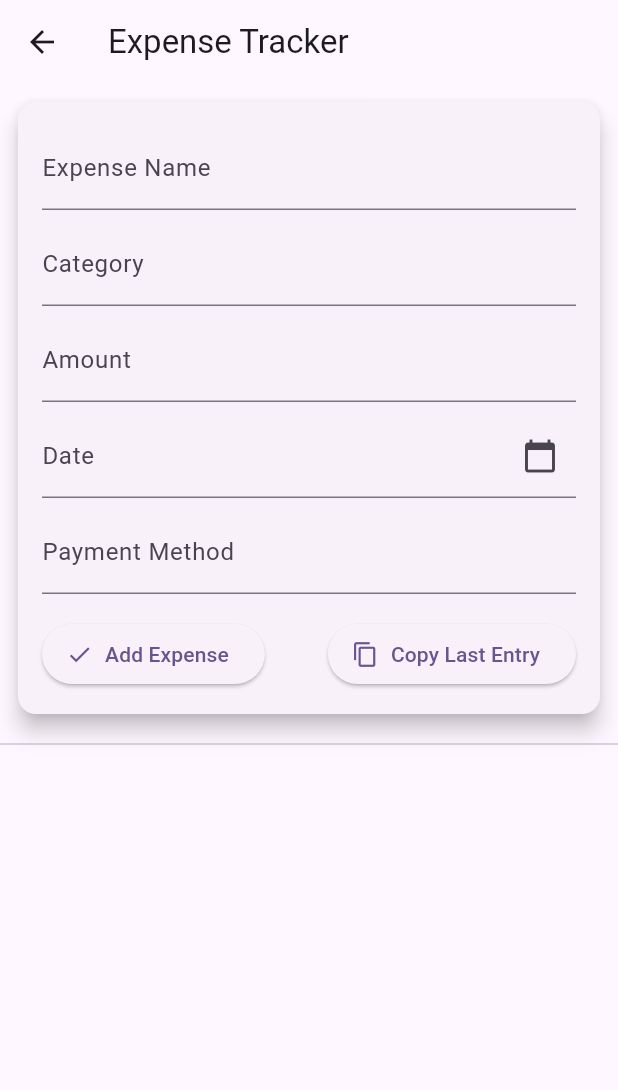
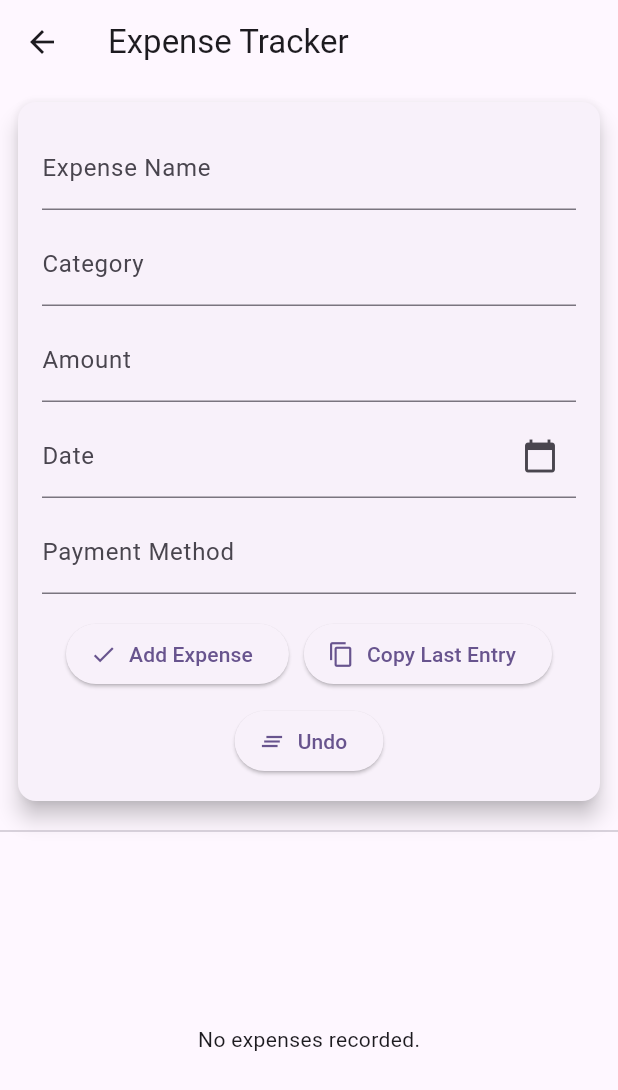
Before and after one commit to jananigokeda/Event-Planner-App, a Flutter app: the ExpenseTrackerPage screen opened by its route, on a phone screen of 412 x 824 dp. Shown: the top 1090 px of the screen. Run offline on Flutter 3.47's test engine with Material 3 defaults, Android fonts, the phone set to English and light mode, and no system bars; our stand-ins replace floor, flutter_translate, sqflite; missing offline and left inert: encrypted_shared_preferences; accounts and stored records are empty; generated files the repository leaves out were written again.

Commit message:
worked on layout right pane

```diff
--- a/assets/i18n/en.json
+++ b/assets/i18n/en.json
@@ -3,7 +3,7 @@
   {
     "selection": {
       "title": "Select Language",
-      "message": "Please select a language to use the app.",
+      "message": "Please select a language to use the app."
     },
     "name": {
       "en": "English",
--- a/lib/database.dart
+++ b/lib/database.dart
@@ -9,12 +9,17 @@ import 'package:cst2335_final/customer_item.dart';
 import 'package:cst2335_final/expense_item.dart';
 import 'package:cst2335_final/event_planner_item.dart';
 import 'package:cst2335_final/event_planner_dao.dart';
+import 'package:cst2335_final/vehicle_dao.dart';
 part 'database.g.dart';
 
-@Database(version: 1, entities: [CustomerItem, VehicleItem, ExpenseItem,EventPlannerItem])
+@Database(version: 1, entities: [CustomerItem, EventPlannerItem,ExpenseItem,VehicleItem,])
 abstract class AppDatabase extends FloorDatabase {
+
+  CustomerDAO get customerDao;
+  EventPlannerDao get eventPlannerDao;
   ExpenseDao get expenseDao;
-  CustomerDAO get customerDao;
-  VehicleDao get vehicleDAO;
-  EventPlannerDao get eventPlannerDao;
+  VehicleDao get vehicleDao;
+
+
+
 }
--- a/lib/expense_database.dart
+++ b/lib/expense_database.dart
@@ -4,6 +4,7 @@ import 'expense_item.dart';
 import 'expense_dao.dart';
 import 'package:sqflite/sqflite.dart' as sqflite;
 
+
 // Define the database
 @Database(version: 1, entities: [ExpenseItem])
 abstract class ExpenseDatabase extends FloorDatabase {
--- a/lib/expense_tracker_page.dart
+++ b/lib/expense_tracker_page.dart
@@ -212,14 +212,46 @@ class _ExpenseTrackerPageState extends State<ExpenseTrackerPage> {
   Widget _buildWideLayout() {
     return Row(
       children: [
-        Expanded(flex: 1, child: _buildInputForm()),
+        Expanded(flex: 1, child:
+                  _buildLeftPane(),
+        ),
         const VerticalDivider(width: 1),
-        Expanded(flex: 1, child: _buildListView()),
+        Expanded(flex: 1, child: _buildExpenseDetail(),
+        ),
       ],
     );
   }
 
   Widget _buildMobileLayout() {
+    return Column(
+      children: [
+        _buildInputForm(),
+        const Divider(),
+        Expanded(
+          child: _expenses.isEmpty
+              ? const Center(child: Text('No expenses recorded.'))
+              : ListView.builder(
+            itemCount: _expenses.length,
+            itemBuilder: (context, index) {
+              final expense = _expenses[index];
+              return Card(
+                margin: const EdgeInsets.symmetric(horizontal: 12, vertical: 8),
+                elevation: 3,
+                shape: RoundedRectangleBorder(borderRadius: BorderRadius.circular(10)),
+                child: ListTile(
+                  title: Text(expense.name),
+                  subtitle: Text("Category: ${expense.category}"),
+                  onTap: () => _navigateToExpenseDetail(expense),
+                ),
+              );
+            },
+          ),
+        ),
+      ],
+    );
+  }
+
+  Widget _buildLeftPane() {
     return Column(
       children: [
         _buildInputForm(),
@@ -297,9 +329,9 @@ class _ExpenseTrackerPageState extends State<ExpenseTrackerPage> {
                   Row(
                     mainAxisAlignment: MainAxisAlignment.spaceAround,
                     children: [
-                      _buildPaymentOption("Visa", "assets/images/visa.png"),
-                      _buildPaymentOption("MasterCard", "assets/images/mastercard.png"),
-                      _buildPaymentOption("Debit", "assets/images/debit.png"),
+                      _buildPaymentOption("Visa", "assets/images/visa.jpg"),
+                      _buildPaymentOption("MasterCard", "assets/images/mastercard.jpg"),
+                      _buildPaymentOption("Debit", "assets/images/debit.jpg"),
                     ],
                   ),
                   const SizedBox(height: 8),
@@ -312,8 +344,12 @@ class _ExpenseTrackerPageState extends State<ExpenseTrackerPage> {
             ),*/
 
             const SizedBox(height: 16),
-            Row(
-              mainAxisAlignment: MainAxisAlignment.spaceBetween,
+            //Row(
+              //mainAxisAlignment: MainAxisAlignment.spaceBetween,
+            Wrap(
+              spacing: 10,
+              runSpacing: 10,
+              alignment: WrapAlignment.center,
               children: [
                 ElevatedButton.icon(
                   onPressed: _handleSubmit,
@@ -330,12 +366,19 @@ class _ExpenseTrackerPageState extends State<ExpenseTrackerPage> {
                   icon: const Icon(Icons.copy),
                   label: const Text('Copy Last Entry'),
                 ),
+                ElevatedButton.icon(
+                  onPressed: () {
+                    _nameController.clear();
+                    _categoryController.clear();
+                    _amountController.clear();
+                    _dateController.clear();
+                    _paymentMethodController.clear();
+                  },
+                  icon: const Icon(Icons.clear_all),
+                  label: const Text('Undo'),
+                ),
               ],
             ),
-              if (_showList) const SizedBox(height: 24),
-            if (_showList) _buildListView(),
-            if (_selectedExpense != null) const SizedBox(height: 16),
-            if (_selectedExpense != null) _buildExpenseDetail(),
 
      ]),
     ));
@@ -371,84 +414,12 @@ class _ExpenseTrackerPageState extends State<ExpenseTrackerPage> {
     );
   }*/
 
-  /*Widget _buildListView() {
+  Widget _buildListView() {
     return _expenses.isEmpty
-        ? const Center(child: Text('No expenses recorded.'))
+        ? const Center(child: Text('There is no expenses in the list'))
         : ListView.builder(
-      itemCount: _expenses.length,
-      itemBuilder: (context, index) {
-        final expense = _expenses[index];
-        return Card(
-          margin: const EdgeInsets.symmetric(horizontal: 12, vertical: 8),
-          elevation: 3,
-          shape: RoundedRectangleBorder(borderRadius: BorderRadius.circular(10)),
-          child: ListTile(
-            title: Text(expense.name),
-            subtitle: Text("Category: ${expense.category}"),
-            onTap: () => _navigateToExpenseDetail(expense),
-          ),
-        );
-      },
-    );
-  }
-}*/
-
-  /*bool _showList = false; // Controls list visibility
-
-  Widget _buildInputForm() {
-    return Card(
-      margin: const EdgeInsets.all(12),
-      elevation: 6,
-      shape: RoundedRectangleBorder(borderRadius: BorderRadius.circular(12)),
-      child: Padding(
-        padding: const EdgeInsets.all(16),
-        child: Column(
-          children: [
-            TextField(
-              controller: _nameController,
-              decoration: const InputDecoration(labelText: "Expense Name"),
-            ),
-            // other TextFields...
-
-            const SizedBox(height: 16),
-            Row(
-              mainAxisAlignment: MainAxisAlignment.spaceBetween,
-              children: [
-                ElevatedButton.icon(
-                  onPressed: () {
-                    _handleSubmit();
-                    setState(() {
-                      _showList = true;
-                    });
-                  },
-                  icon: const Icon(Icons.check),
-                  label: const Text('Add Expense'),
-                ),
-                ElevatedButton.icon(
-                  onPressed: () async {
-                    await _loadPreviousFormData();
-                    ScaffoldMessenger.of(context).showSnackBar(
-                      const SnackBar(content: Text('Previous data loaded.')),
-                    );
-                  },
-                  icon: const Icon(Icons.copy),
-                  label: const Text('Copy Last Entry'),
-                ),
-              ],
-            ),
-            if (_showList) const SizedBox(height: 24),
-            if (_showList) _buildListView(),
-            if (_selectedExpense != null) const SizedBox(height: 16),
-            if (_selectedExpense != null) _buildExpenseDetail(),
-          ],
-        ),
-      ),
-    );
-  }*/
-  bool _showList = false;
-  Widget _buildListView() {
-    return ListView.builder(
-      shrinkWrap: true,
+    //return ListView.builder(
+      //shrinkWrap: true,
       itemCount: _expenses.length,
       itemBuilder: (context, index) {
         final expense = _expenses[index];
@@ -468,17 +439,18 @@ class _ExpenseTrackerPageState extends State<ExpenseTrackerPage> {
           ),
         );
       },
-    /*itemBuilder: (BuildContext context, int index) {
-      if (_showList) const SizedBox(height: 24),
-    if (_showList) _buildListView(),
-    if (_selectedExpense != null) const SizedBox(height: 16),
-    if (_selectedExpense != null) _buildExpenseDetail(),
-    },*/
+
     );
   }
 
   Widget _buildExpenseDetail() {
+    if (_selectedExpense == null) {
+      return const Center(child: Text("No expense selected."));
+    }
+
     final expense = _selectedExpense!;
+
+
     return Card(
       margin: const EdgeInsets.all(12),
       color: Colors.grey[200],
--- a/lib/main.dart
+++ b/lib/main.dart
@@ -57,9 +57,9 @@ class MyApp extends StatelessWidget {
               },
               //'/ExpenseTracker: (context) => ExpenseTrackerPage(),
 
-              '/VehicleMaintenance': (context) {
+              /*'/VehicleMaintenance': (context) {
                 return VehicleMaintenancePage();
-              }
+              }*/
             })
     );
   }
--- a/pubspec.yaml
+++ b/pubspec.yaml
@@ -72,9 +72,9 @@ flutter:
   - assets/i18n/en.json
   - assets/i18n/ta.json
   - assets/i18n/ko.json
-  # - assets/images/visa.png
-  # - assets/images/mastercard.png
-  # - assets/images/debit
+ # - assets/images/visa.jpg
+  # - assets/images/mastercard.jpg
+  # - assets/images/debit.jpg
   #   - images/a_dot_burr.jpeg
   #   - images/a_dot_ham.jpeg
 
```
Also changed, not shown: lib/encrypted_storage.dart (+28 -0 lines), lib/images/debit.jpg (added), lib/images/debit.png (deleted), lib/images/mastercard.jpg (added), lib/images/mastercard.png (deleted), lib/images/visa.jpg (added), lib/images/visa.png (deleted).
